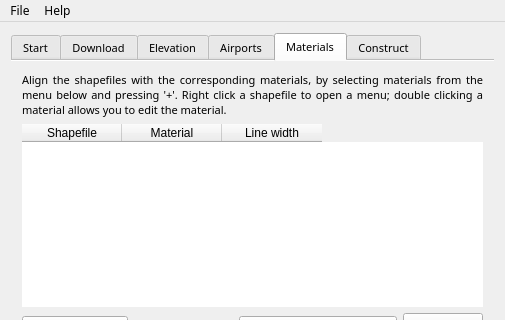
jasin/TerraGearGUI-QT5, file src/mainwindow.ui: the form before one commit; both pictures show x 0 to 505 and y 0 to 320 of the 505 by 600 pixel window.
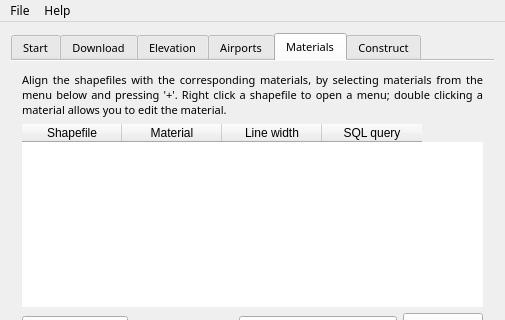
The form after the commit. The open tabs and pages were chosen to show the change.

Commit message: Material tab: add an SQL query field for OGRDecode

What changed in the file:
```diff
--- a/src/mainwindow.ui
+++ b/src/mainwindow.ui
@@ -2326,6 +2326,11 @@
              <string>Line width</string>
             </property>
            </column>
+           <column>
+            <property name="text">
+             <string>SQL query</string>
+            </property>
+           </column>
           </widget>
          </item>
          <item>
```
The commit also changes 1 other file.
